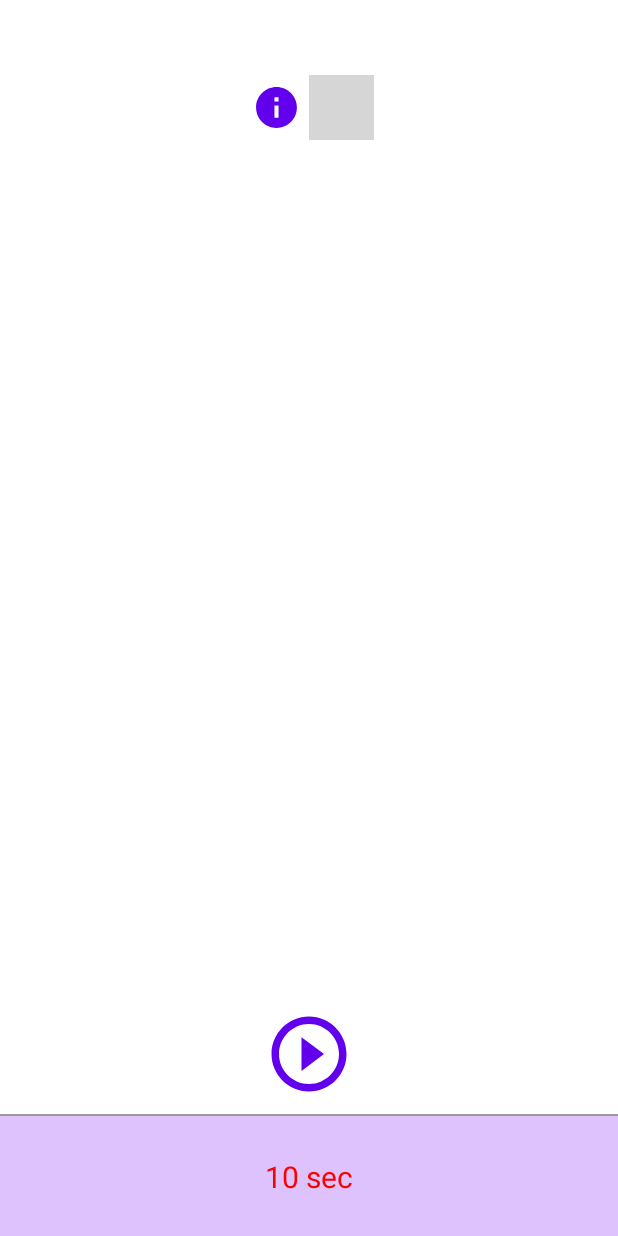
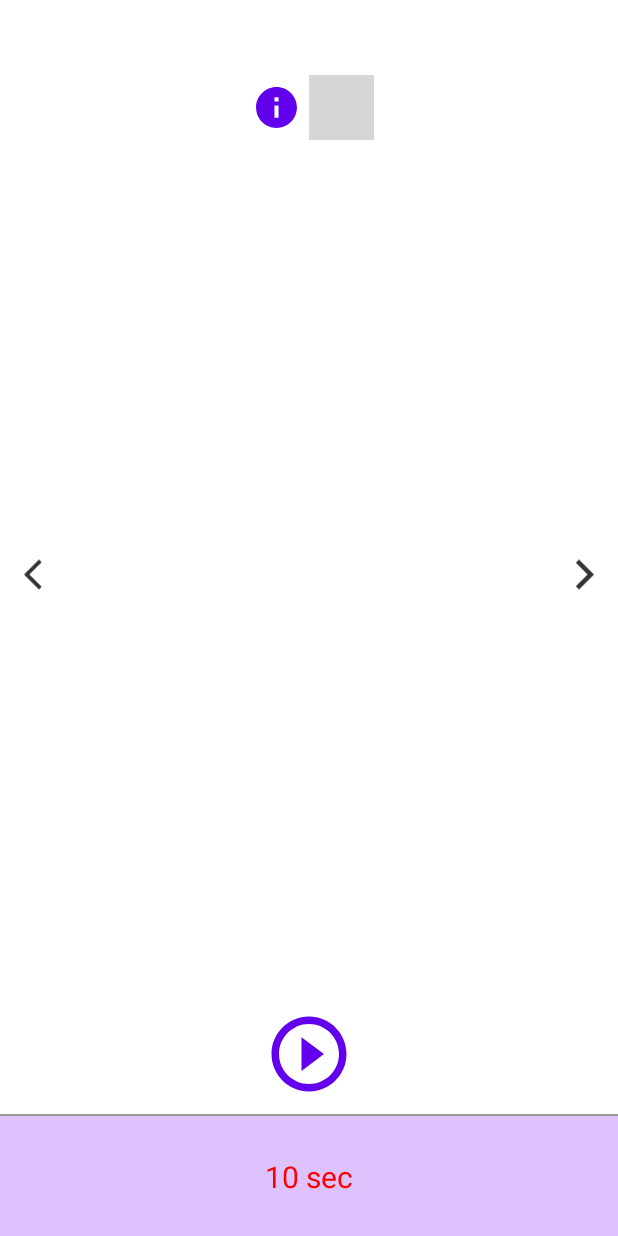
Before and after one commit to kamuel84/health_exercise, an Android app: the ExerciseActivity screen opened directly, with no data from a screen before it, on a phone screen of 412 x 824 dp. Run offline under Robolectric (Android 15) with nearby library versions, the phone set to English and light mode, and no system bars; our stand-ins replace Room's generated code, RxJava; 5 statements that could not run were skipped; grey boxes are pictures that could not be loaded.

Commit message:
- 운동 카운트 화면 연결

```diff
--- /dev/null
+++ b/app/src/main/res/drawable/ic_arrow_next.xml
@@ -0,0 +1,5 @@
+<vector android:height="24dp" android:tint="#333333"
+    android:viewportHeight="24" android:viewportWidth="24"
+    android:width="24dp" xmlns:android="http://schemas.android.com/apk/res/android">
+    <path android:fillColor="@android:color/white" android:pathData="M5.88,4.12L13.76,12l-7.88,7.88L8,22l10,-10L8,2z"/>
+</vector>
--- /dev/null
+++ b/app/src/main/res/drawable/ic_arrow_pre.xml
@@ -0,0 +1,5 @@
+<vector android:height="24dp" android:tint="#333333"
+    android:viewportHeight="24" android:viewportWidth="24"
+    android:width="24dp" xmlns:android="http://schemas.android.com/apk/res/android">
+    <path android:fillColor="@android:color/white" android:pathData="M17.77,3.77l-1.77,-1.77l-10,10l10,10l1.77,-1.77l-8.23,-8.23z"/>
+</vector>
--- a/app/src/main/res/layout/activity_exercise.xml
+++ b/app/src/main/res/layout/activity_exercise.xml
@@ -42,7 +42,32 @@
         android:layout_marginBottom="10dp"
         android:layout_marginTop="10dp"
         app:layout_constraintTop_toBottomOf="@id/llExercise_SettingArea"
-        app:layout_constraintBottom_toTopOf="@id/ivExercise_Play"/>
+        app:layout_constraintBottom_toTopOf="@id/ivExercise_Play">
+        <ImageView
+            android:id="@+id/ivExercise_Pre"
+            android:layout_width="wrap_content"
+            android:layout_height="match_parent"
+            android:paddingHorizontal="10dp"
+            android:src="@drawable/ic_arrow_pre"
+            app:layout_constraintStart_toStartOf="parent"
+            app:layout_constraintTop_toTopOf="parent"
+            app:layout_constraintBottom_toBottomOf="parent"/>
+        <ImageView
+            android:id="@+id/ivExercise_Image"
+            android:layout_width="0dp"
+            android:layout_height="match_parent"
+            app:layout_constraintStart_toEndOf="@id/ivExercise_Pre"
+            app:layout_constraintEnd_toEndOf="@id/ivExercise_Next"/>
+        <ImageView
+            android:id="@+id/ivExercise_Next"
+            android:layout_width="wrap_content"
+            android:layout_height="match_parent"
+            android:paddingHorizontal="10dp"
+            android:src="@drawable/ic_arrow_next"
+            app:layout_constraintEnd_toEndOf="parent"
+            app:layout_constraintTop_toTopOf="parent"
+            app:layout_constraintBottom_toBottomOf="parent"/>
+    </androidx.constraintlayout.widget.ConstraintLayout>
     <!-- play 버튼 -->
     <ImageView
         android:id="@+id/ivExercise_Play"
--- a/app/src/main/res/layout/activity_exercise_detail.xml
+++ b/app/src/main/res/layout/activity_exercise_detail.xml
@@ -35,6 +35,7 @@
             android:layout_marginEnd="5dp"
             android:text="운동상세"/>
         <Button
+            android:id="@+id/btnExerciseDetail_Start"
             android:layout_width="match_parent"
             android:layout_height="45dp"
             android:layout_weight="1"
```
Also changed, not shown: app/src/main/java/com/exercise/health_exercise/ui/activitys/ExerciseActivity.kt (+76 -11 lines), app/src/main/java/com/exercise/health_exercise/ui/activitys/ExerciseDetailActivity.kt (+13 -1 lines).
